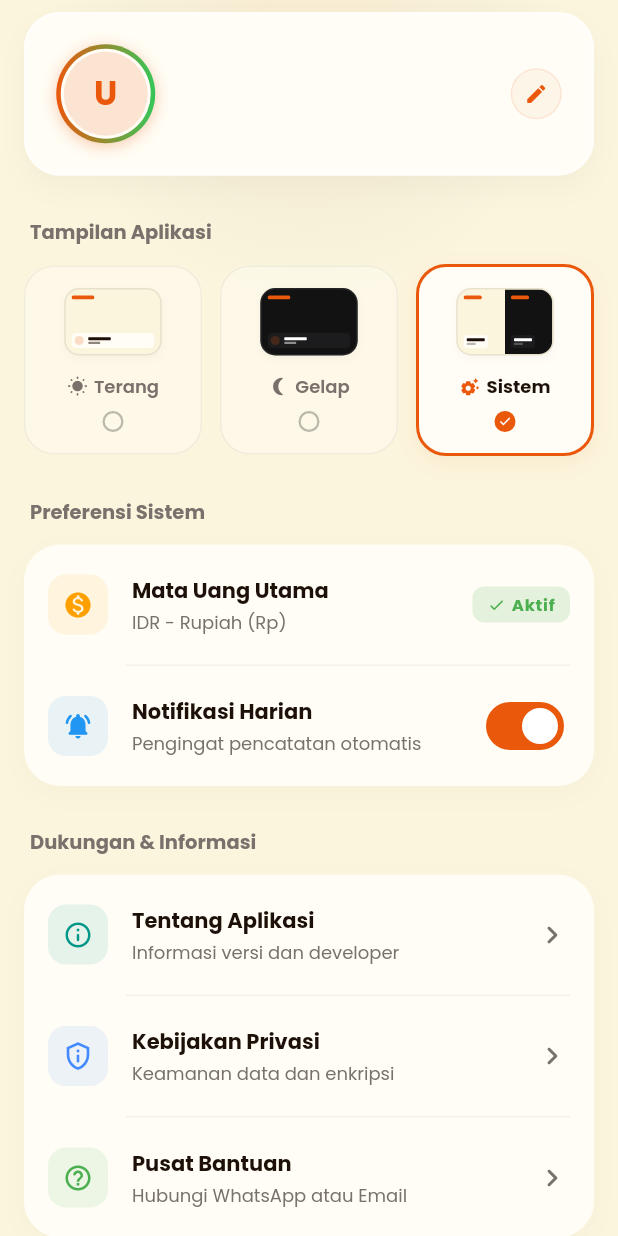
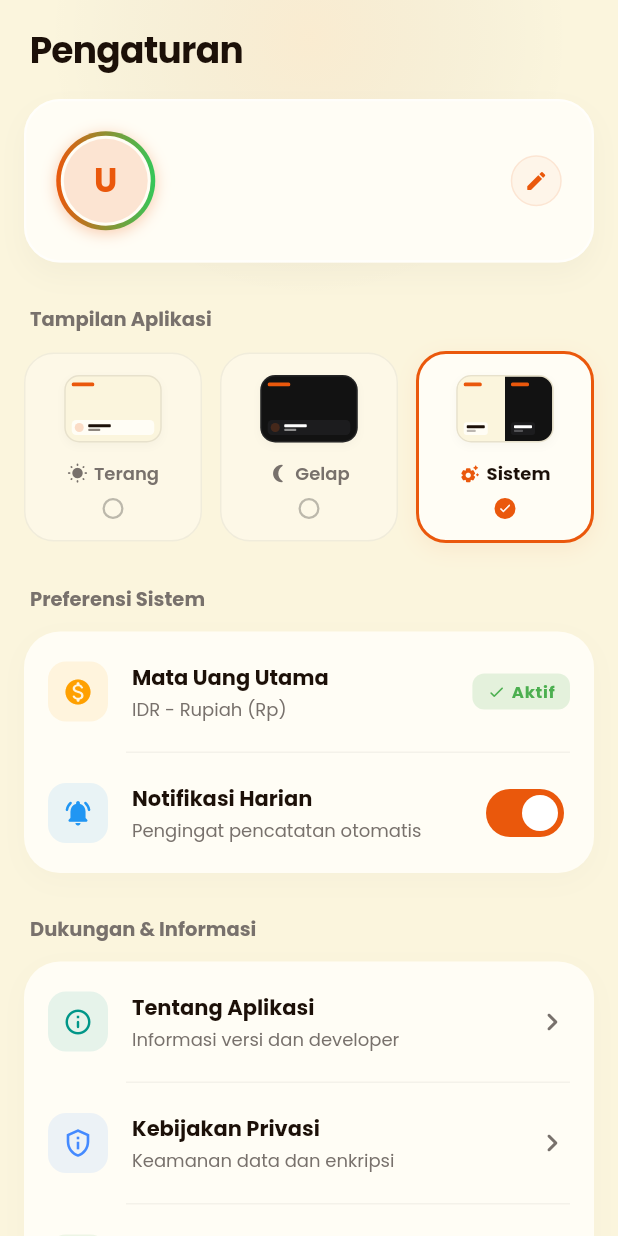
Before and after one commit to Umam07/Uangku, a Flutter app: the SettingsScreen screen opened directly, on a phone screen of 412 x 824 dp. Run offline on Flutter 3.47's test engine with Material 3 defaults, Android fonts, the phone set to English and light mode, and no system bars; our stand-ins replace camera, fl_chart, google_fonts, image_picker, permission_handler, shared_preferences; missing offline and left inert: google_mlkit_text_recognition; accounts and stored records are empty.

Commit message:
feat: add clean top bars to history, report, and settings screens

```diff
--- a/lib/screens/settings_screen.dart
+++ b/lib/screens/settings_screen.dart
@@ -628,6 +628,27 @@ class _SettingsScreenState extends State<SettingsScreen> {
           ),
           SafeArea(
             bottom: false,
+            child: Column(
+              crossAxisAlignment: CrossAxisAlignment.start,
+              children: [
+                // Clean Top Bar
+                Padding(
+                  padding: const EdgeInsets.fromLTRB(20, 16, 20, 8),
+                  child: Row(
+                    children: [
+                      Text(
+                        'Pengaturan',
+                        style: TextStyle(
+                          fontSize: 24,
+                          fontWeight: FontWeight.bold,
+                          color: isDark ? AppColors.textPrimaryDark : AppColors.textPrimary,
+                          letterSpacing: -0.5,
+                        ),
+                      ),
+                    ],
+                  ),
+                ),
+                Expanded(
                   child: SingleChildScrollView(
                     padding: const EdgeInsets.fromLTRB(
                       16,
@@ -724,6 +745,9 @@ class _SettingsScreenState extends State<SettingsScreen> {
                   ),
                 ],
               ),
+            ),
+          ),
+        ],
       ),
     ),
   ],
```
Also changed, not shown: lib/screens/history_screen.dart (+17 -0 lines), lib/screens/report_screen.dart (+24 -0 lines). Lines whose indentation alone changed are shown as unchanged.
